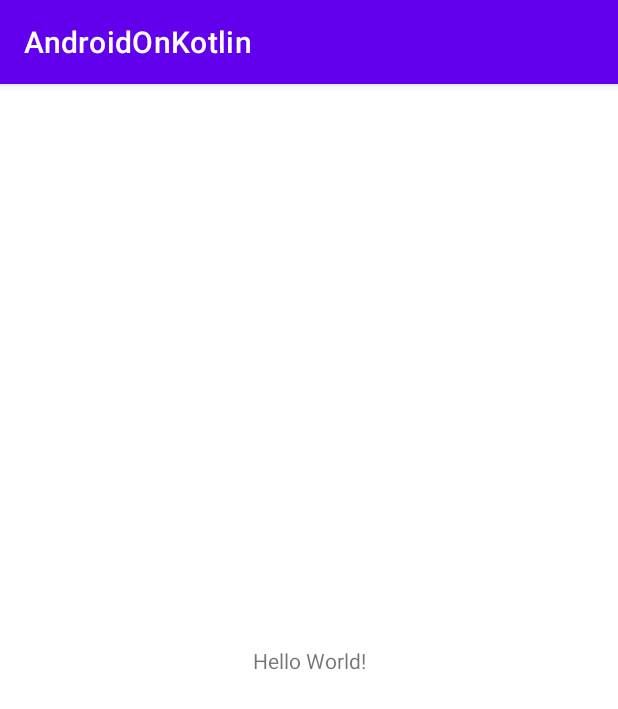
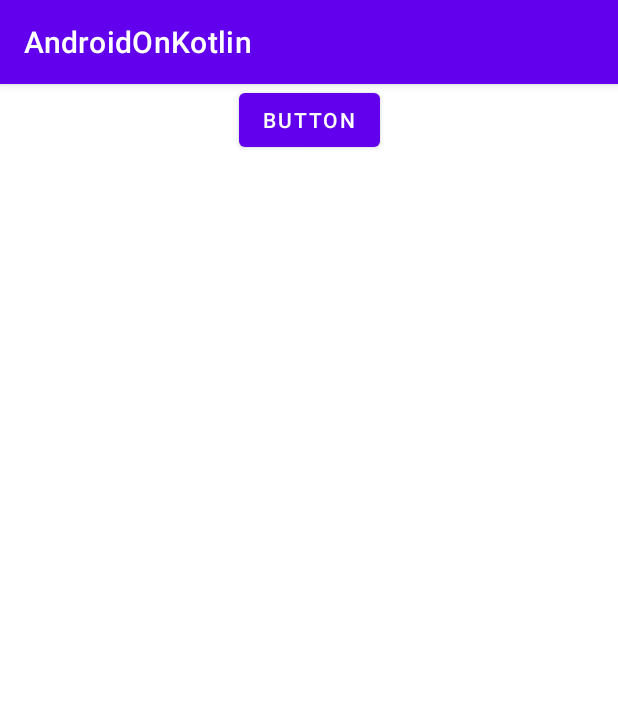
Before and after one commit to SilverGrost/AndroidOnKotlin, an Android app: the screen it shows after launch (MainActivity), on a phone screen of 412 x 824 dp. Shown: the top 709 px of the screen. Run offline under Robolectric (Android 15) with nearby library versions, the phone set to English and light mode, and no system bars.

Commit message:
4.	Добавил кнопку в разметку и повесил на неё clickListener в Activity.

```diff
--- a/app/src/main/java/ru/geekbrains/androidonkotlin/MainActivity.kt
+++ b/app/src/main/java/ru/geekbrains/androidonkotlin/MainActivity.kt
@@ -1,11 +1,23 @@
 package ru.geekbrains.androidonkotlin
 
 import android.os.Bundle
+import android.widget.Button
+import android.widget.Toast
 import androidx.appcompat.app.AppCompatActivity
 
 class MainActivity : AppCompatActivity() {
     override fun onCreate(savedInstanceState: Bundle?) {
         super.onCreate(savedInstanceState)
         setContentView(R.layout.activity_main)
+
+        val button = findViewById<Button>(R.id.button)
+        button.setOnClickListener {
+            Toast.makeText(
+                this@MainActivity,
+                "Нажата кнопка",
+                Toast.LENGTH_SHORT
+            ).show()
+
+        }
     }
 }
--- a/app/src/main/res/layout/activity_main.xml
+++ b/app/src/main/res/layout/activity_main.xml
@@ -6,13 +6,13 @@
     android:layout_height="match_parent"
     tools:context=".MainActivity">
 
-    <TextView
+    <Button
+        android:id="@+id/button"
         android:layout_width="wrap_content"
         android:layout_height="wrap_content"
-        android:text="Hello World!"
-        app:layout_constraintBottom_toBottomOf="parent"
-        app:layout_constraintLeft_toLeftOf="parent"
-        app:layout_constraintRight_toRightOf="parent"
+        android:text="Button"
+        app:layout_constraintEnd_toEndOf="parent"
+        app:layout_constraintStart_toStartOf="parent"
         app:layout_constraintTop_toTopOf="parent" />
 
 </androidx.constraintlayout.widget.ConstraintLayout>
```
